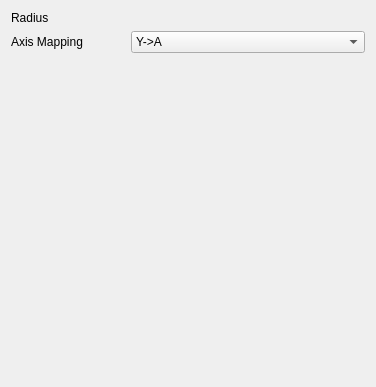
Above: src/Mod/CAM/Gui/Resources/panels/AxisMapEdit.ui from southseact-3d/fcd before the change. Below: the same form after it.
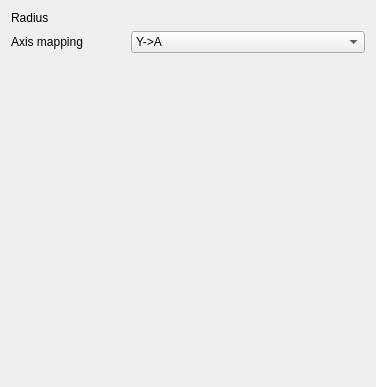
That is the form after the change. Custom widgets are drawn as their Qt base class.

Diff of the .ui file:
```diff
--- a/src/Mod/CAM/Gui/Resources/panels/AxisMapEdit.ui
+++ b/src/Mod/CAM/Gui/Resources/panels/AxisMapEdit.ui
@@ -34,7 +34,7 @@
    <item row="1" column="0">
     <widget class="QLabel" name="lblAxisMapInput">
      <property name="text">
-      <string>Axis Mapping</string>
+      <string>Axis mapping</string>
      </property>
     </widget>
    </item>
```
